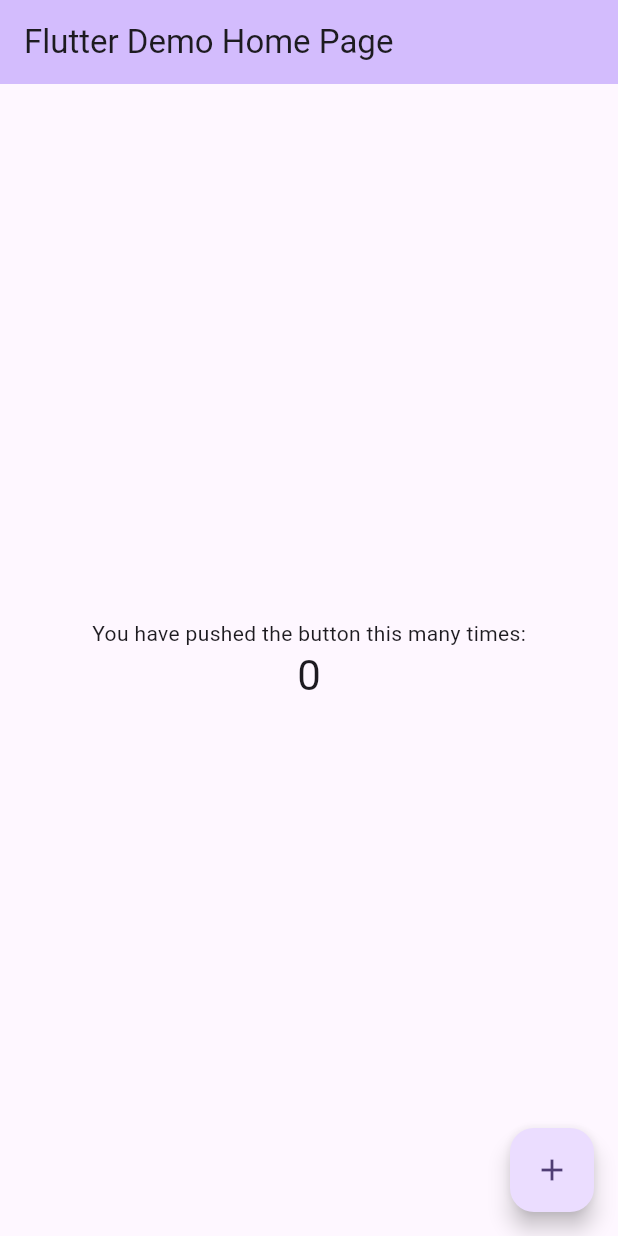
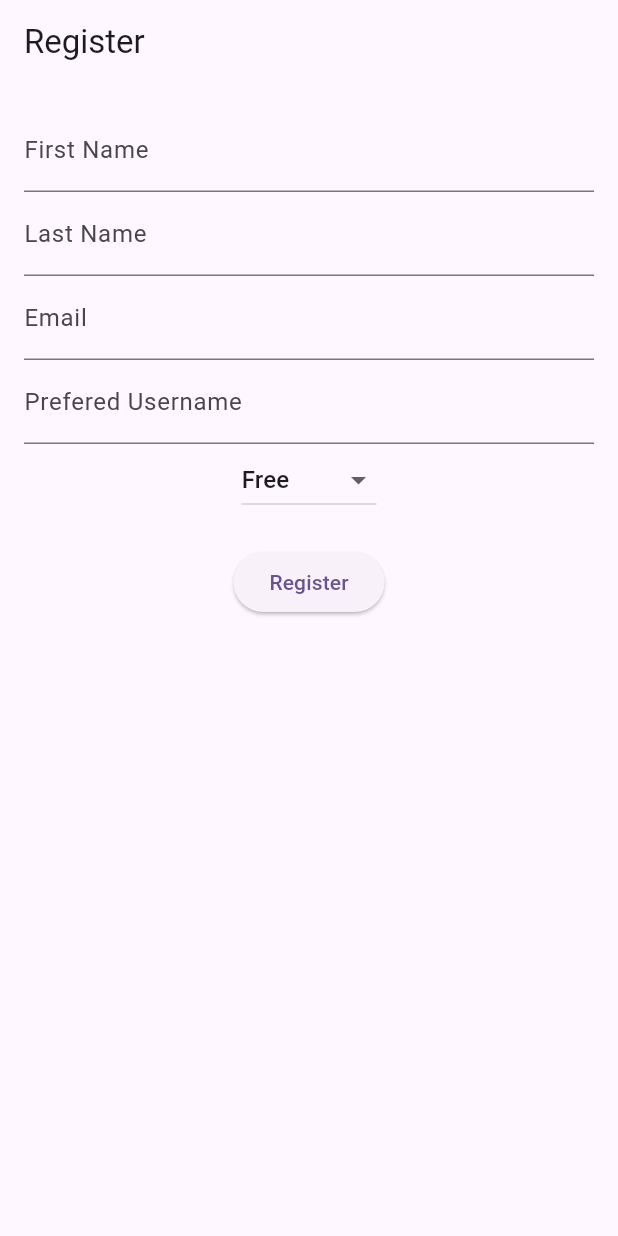
Before and after one commit to BeatriceNakabanda/stockmate_app, a Flutter app: the screen it shows after launch, on a phone screen of 412 x 824 dp. Run offline on Flutter 3.47's test engine with Material 3 defaults, Android fonts, the phone set to English and light mode, and no system bars; our stand-ins replace objectbox; generated files the repository leaves out were written again.

Commit message:
Added registration screen and setup ObjectBox DB

```diff
--- a/lib/main.dart
+++ b/lib/main.dart
@@ -1,6 +1,12 @@
 import 'package:flutter/material.dart';
+import 'screens/register_screen.dart';
+import 'services/objectbox_service.dart';
 
-void main() {
+late ObjectBoxService objectBox;
+
+void main() async {
+  WidgetsFlutterBinding.ensureInitialized(); //initialize ObjectBox & gives us access to userBox & itemBox
+  objectBox = await ObjectBoxService.create();
   runApp(const MyApp());
 }
 
@@ -11,112 +17,11 @@ class MyApp extends StatelessWidget {
   @override
   Widget build(BuildContext context) {
     return MaterialApp(
-      title: 'Flutter Demo',
+      title: 'Stokemate',
       theme: ThemeData(
-        // This is the theme of your application.
-        //
-        // TRY THIS: Try running your application with "flutter run". You'll see
-        // the application has a purple toolbar. Then, without quitting the app,
-        // try changing the seedColor in the colorScheme below to Colors.green
-        // and then invoke "hot reload" (save your changes or press the "hot
-        // reload" button in a Flutter-supported IDE, or press "r" if you used
-        // the command line to start the app).
-        //
-        // Notice that the counter didn't reset back to zero; the application
-        // state is not lost during the reload. To reset the state, use hot
-        // restart instead.
-        //
-        // This works for code too, not just values: Most code changes can be
-        // tested with just a hot reload.
         colorScheme: ColorScheme.fromSeed(seedColor: Colors.deepPurple),
       ),
-      home: const MyHomePage(title: 'Flutter Demo Home Page'),
+      home: RegisterScreen(),
     );
   }
 }
-
-class MyHomePage extends StatefulWidget {
-  const MyHomePage({super.key, required this.title});
-
-  // This widget is the home page of your application. It is stateful, meaning
-  // that it has a State object (defined below) that contains fields that affect
-  // how it looks.
-
-  // This class is the configuration for the state. It holds the values (in this
-  // case the title) provided by the parent (in this case the App widget) and
-  // used by the build method of the State. Fields in a Widget subclass are
-  // always marked "final".
-
-  final String title;
-
-  @override
-  State<MyHomePage> createState() => _MyHomePageState();
-}
-
-class _MyHomePageState extends State<MyHomePage> {
-  int _counter = 0;
-
-  void _incrementCounter() {
-    setState(() {
-      // This call to setState tells the Flutter framework that something has
-      // changed in this State, which causes it to rerun the build method below
-      // so that the display can reflect the updated values. If we changed
-      // _counter without calling setState(), then the build method would not be
-      // called again, and so nothing would appear to happen.
-      _counter++;
-    });
-  }
-
-  @override
-  Widget build(BuildContext context) {
-    // This method is rerun every time setState is called, for instance as done
-    // by the _incrementCounter method above.
-    //
-    // The Flutter framework has been optimized to make rerunning build methods
-    // fast, so that you can just rebuild anything that needs updating rather
-    // than having to individually change instances of widgets.
-    return Scaffold(
-      appBar: AppBar(
-        // TRY THIS: Try changing the color here to a specific color (to
-        // Colors.amber, perhaps?) and trigger a hot reload to see the AppBar
-        // change color while the other colors stay the same.
-        backgroundColor: Theme.of(context).colorScheme.inversePrimary,
-        // Here we take the value from the MyHomePage object that was created by
-        // the App.build method, and use it to set our appbar title.
-        title: Text(widget.title),
-      ),
-      body: Center(
-        // Center is a layout widget. It takes a single child and positions it
-        // in the middle of the parent.
-        child: Column(
-          // Column is also a layout widget. It takes a list of children and
-          // arranges them vertically. By default, it sizes itself to fit its
-          // children horizontally, and tries to be as tall as its parent.
-          //
-          // Column has various properties to control how it sizes itself and
-          // how it positions its children. Here we use mainAxisAlignment to
-          // center the children vertically; the main axis here is the vertical
-          // axis because Columns are vertical (the cross axis would be
-          // horizontal).
-          //
-          // TRY THIS: Invoke "debug painting" (choose the "Toggle Debug Paint"
-          // action in the IDE, or press "p" in the console), to see the
-          // wireframe for each widget.
-          mainAxisAlignment: MainAxisAlignment.center,
-          children: <Widget>[
-            const Text('You have pushed the button this many times:'),
-            Text(
-              '$_counter',
-              style: Theme.of(context).textTheme.headlineMedium,
-            ),
-          ],
-        ),
-      ),
-      floatingActionButton: FloatingActionButton(
-        onPressed: _incrementCounter,
-        tooltip: 'Increment',
-        child: const Icon(Icons.add),
-      ), // This trailing comma makes auto-formatting nicer for build methods.
-    );
-  }
-}
--- a/lib/models/inventory_tem.dart
+++ b/lib/models/inventory_item.dart
@@ -1,14 +1,14 @@
 import 'package:objectbox/objectbox.dart';
 
 @Entity()
-class InventoryTem {
+class InventoryItem {
   int id;
   String name;
   String description;
   String imagePath;
   DateTime createdAt;
 
-  InventoryTem({
+  InventoryItem({
     this.id = 0,
     required this.name,
     required this.description,
--- /dev/null
+++ b/lib/objectbox_model.dart
@@ -0,0 +1,6 @@
+import 'package:objectbox/objectbox.dart';
+
+import 'models/user_model.dart';
+import 'models/inventory_item.dart';
+
+export 'objectbox.g.dart';
--- /dev/null
+++ b/lib/screens/register_screen.dart
@@ -0,0 +1,66 @@
+import 'package:flutter/material.dart';
+import 'package:stockmate_app/main.dart';
+
+import '../models/user_model.dart';
+
+class RegisterScreen extends StatelessWidget {
+  final TextEditingController firstNameController = TextEditingController();
+  final TextEditingController lastNameController = TextEditingController();
+  final TextEditingController userNameController = TextEditingController();
+  final TextEditingController emailController = TextEditingController();
+
+  final ValueNotifier<String> accountType = ValueNotifier('free');
+
+  RegisterScreen({super.key});
+
+    void registerUser(BuildContext context) {
+    final user = UserModel(
+      firstName: firstNameController.text,
+      lastName: lastNameController.text,
+      email: emailController.text,
+      userName: userNameController.text,
+      accountType: accountType.value,
+    );
+
+    objectBox.userBox.put(user);
+
+    ScaffoldMessenger.of(context).showSnackBar(
+      SnackBar(content: Text("User saved locally!")),
+    );
+  }
+  @override
+  Widget build(BuildContext context) {
+    return Scaffold(
+      appBar: AppBar(title: const Text("Register")),
+      body: Padding(
+        padding: const EdgeInsets.all(16),
+        child: Column(
+          children: [
+            TextField(controller: firstNameController, decoration: const InputDecoration(labelText: "First Name")),
+            TextField(controller: lastNameController, decoration: const InputDecoration(labelText: "Last Name")),
+            TextField(controller: emailController, decoration: const InputDecoration(labelText: "Email")),
+            TextField(controller: userNameController, decoration: const InputDecoration(labelText: "Prefered Username")),
+            ValueListenableBuilder<String>(
+              valueListenable: accountType,
+              builder: (context, value, _) {
+                return DropdownButton<String>(
+                  value: value,
+                  items: const [
+                    DropdownMenuItem(value: 'free', child: Text("Free")),
+                    DropdownMenuItem(value: 'standard', child: Text("Standard")),
+                  ],
+                  onChanged: (val) => accountType.value = val!,
+                );
+              },
+            ),
+            const SizedBox(height: 20),
+            ElevatedButton(
+              onPressed: () => registerUser(context),
+              child: const Text("Register"),
+            )
+          ],
+        ),
+      ),
+    );
+  }
+}
```
Also changed, not shown: lib/objectbox-model.json (added, +91 -0 lines), lib/services/objectbox_service.dart (added, +22 -0 lines), lib/objectbox.g.dart (added).
